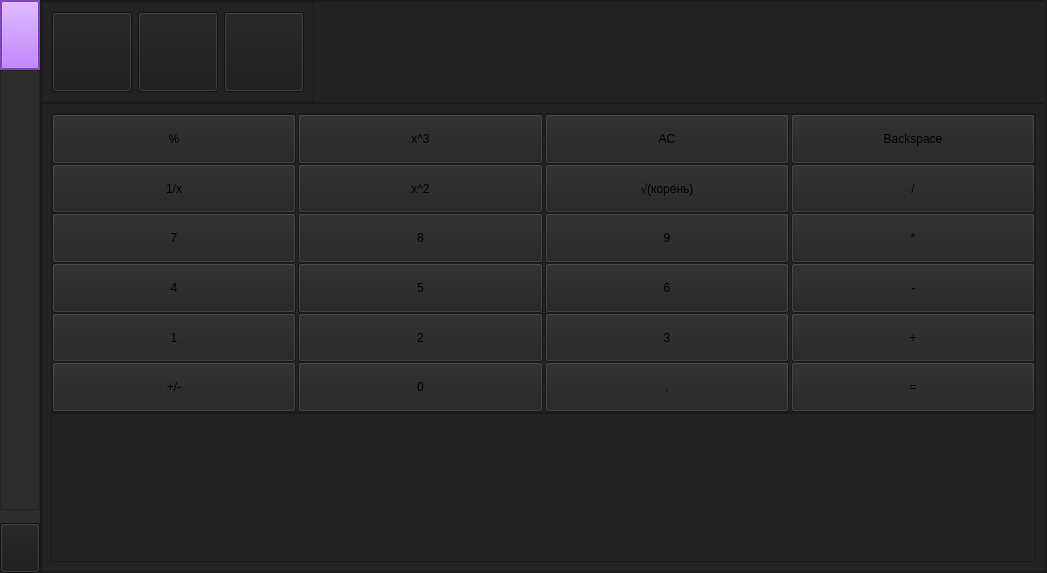
Qt form BCore python/Main.ui (XRenso/BCoreQT) before a commit.
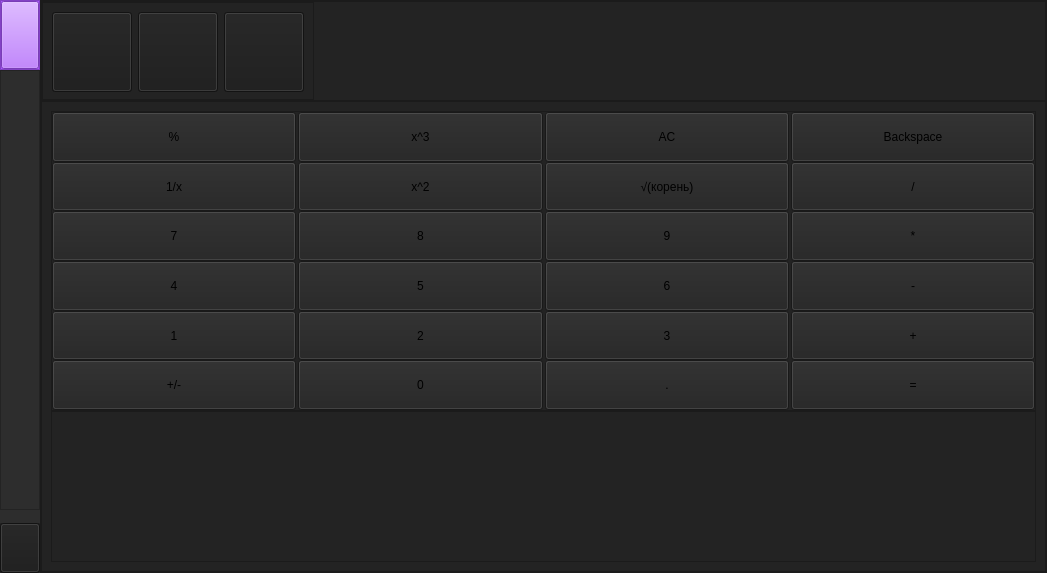
The same form after that commit. Icons and pictures are not drawn.

```diff
--- a/BCore python/Main.ui
+++ b/BCore python/Main.ui
@@ -449,6 +449,21 @@
               <property name="spacing">
                <number>0</number>
               </property>
+              <item row="1" column="0">
+               <widget class="QPlainTextEdit" name="symbols">
+                <property name="minimumSize">
+                 <size>
+                  <width>0</width>
+                  <height>110</height>
+                 </size>
+                </property>
+                <property name="font">
+                 <font>
+                  <pointsize>17</pointsize>
+                 </font>
+                </property>
+               </widget>
+              </item>
               <item row="0" column="0">
                <widget class="QFrame" name="Calc">
                 <property name="minimumSize">
@@ -1137,36 +1152,6 @@
                 </layout>
                </widget>
               </item>
-              <item row="1" column="0">
-               <widget class="QLineEdit" name="symbols">
-                <property name="sizePolicy">
-                 <sizepolicy hsizetype="Expanding" vsizetype="Expanding">
-                  <horstretch>0</horstretch>
-                  <verstretch>0</verstretch>
-                 </sizepolicy>
-                </property>
-                <property name="minimumSize">
-                 <size>
-                  <width>0</width>
-                  <height>110</height>
-                 </size>
-                </property>
-                <property name="maximumSize">
-                 <size>
-                  <width>16777215</width>
-                  <height>16777215</height>
-                 </size>
-                </property>
-                <property name="font">
-                 <font>
-                  <pointsize>17</pointsize>
-                 </font>
-                </property>
-                <property name="text">
-                 <string/>
-                </property>
-               </widget>
-              </item>
              </layout>
             </widget>
             <widget class="QWidget" name="page_BMedia">
```
Left out of the diff: 48 changed lines with no effect on the pictures.
